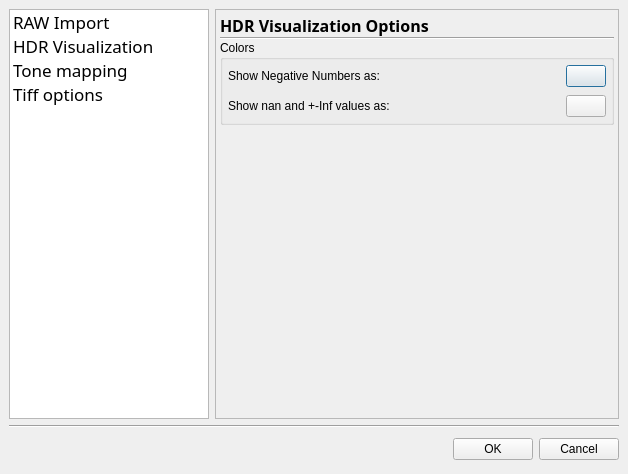
Qt form forms/options.ui (LuminanceHDR/LuminanceHDR) before a commit.
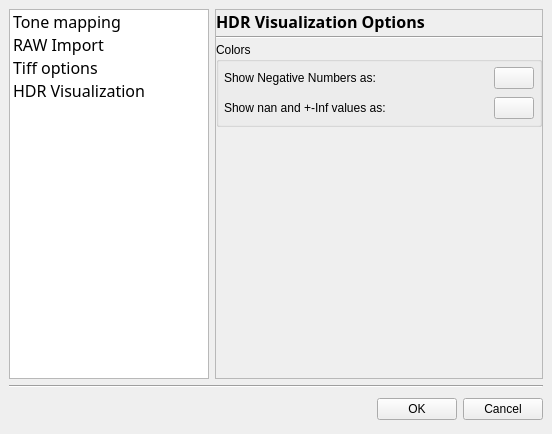
The same form after that commit. The open tabs and pages were chosen to show the change. Icons and pictures are not drawn.

Commit message: 28/04/2007 grota added progressbars in tonemapping status bar resized settings dialog added some status_tips in tone mapping dialog moved struct tonemapping_options in options.h added all available formats in load hdr dialog

What changed in the file:
```diff
--- a/forms/options.ui
+++ b/forms/options.ui
@@ -5,8 +5,8 @@
    <rect>
     <x>0</x>
     <y>0</y>
-    <width>628</width>
-    <height>474</height>
+    <width>552</width>
+    <height>430</height>
    </rect>
   </property>
   <property name="windowTitle" >
@@ -49,7 +49,7 @@
        <property name="font" >
         <font>
          <family>Sans Serif</family>
-         <pointsize>13</pointsize>
+         <pointsize>12</pointsize>
          <weight>50</weight>
          <italic>false</italic>
          <bold>false</bold>
@@ -84,22 +84,6 @@
        <property name="currentRow" >
         <number>-1</number>
        </property>
-       <item>
-        <property name="text" >
-         <string>RAW Import</string>
-        </property>
-        <property name="icon" >
-         <iconset resource="../icons.qrc" >:/new/prefix1/images/raw_import.png</iconset>
-        </property>
-       </item>
-       <item>
-        <property name="text" >
-         <string>HDR Visualization</string>
-        </property>
-        <property name="icon" >
-         <iconset resource="../icons.qrc" >:/new/prefix1/images/appearance.png</iconset>
-        </property>
-       </item>
        <item>
         <property name="text" >
          <string>Tone mapping</string>
@@ -108,59 +92,159 @@
          <iconset resource="../icons.qrc" >:/new/prefix1/images/tonemap.png</iconset>
         </property>
        </item>
+       <item>
+        <property name="text" >
+         <string>RAW Import</string>
+        </property>
+        <property name="icon" >
+         <iconset resource="../icons.qrc" >:/new/prefix1/images/raw_import.png</iconset>
+        </property>
+       </item>
        <item>
         <property name="text" >
          <string>Tiff options</string>
         </property>
+        <property name="icon" >
+         <iconset resource="../icons.qrc" >:/new/prefix1/images/raw_import.png</iconset>
+        </property>
+       </item>
+       <item>
+        <property name="text" >
+         <string>HDR Visualization</string>
+        </property>
+        <property name="icon" >
+         <iconset resource="../icons.qrc" >:/new/prefix1/images/appearance.png</iconset>
+        </property>
        </item>
       </widget>
      </item>
      <item>
-      <widget class="QFrame" name="frame_2" >
-       <property name="sizePolicy" >
-        <sizepolicy>
-         <hsizetype>7</hsizetype>
-         <vsizetype>7</vsizetype>
-         <horstretch>0</horstretch>
-         <verstretch>0</verstretch>
-        </sizepolicy>
+      <widget class="QStackedWidget" name="stackedWidget" >
+       <property name="minimumSize" >
+        <size>
+         <width>326</width>
+         <height>370</height>
+        </size>
        </property>
        <property name="frameShape" >
         <enum>QFrame::StyledPanel</enum>
        </property>
        <property name="frameShadow" >
-        <enum>QFrame::Plain</enum>
-       </property>
-       <layout class="QVBoxLayout" >
-        <property name="margin" >
-         <number>1</number>
-        </property>
-        <property name="spacing" >
-         <number>0</number>
-        </property>
-        <item>
-         <widget class="QStackedWidget" name="stackedWidget" >
-          <property name="sizePolicy" >
-           <sizepolicy>
-            <hsizetype>5</hsizetype>
-            <vsizetype>5</vsizetype>
-            <horstretch>0</horstretch>
-            <verstretch>0</verstretch>
-           </sizepolicy>
-          </property>
-          <property name="frameShadow" >
            <enum>QFrame::Raised</enum>
           </property>
           <property name="currentIndex" >
            <number>0</number>
           </property>
+       <widget class="QWidget" name="Tonemappingpage" >
+        <layout class="QVBoxLayout" >
+         <property name="margin" >
+          <number>0</number>
+         </property>
+         <property name="spacing" >
+          <number>3</number>
+         </property>
+         <item>
+          <widget class="QLabel" name="label_13" >
+           <property name="text" >
+            <string>&lt;html>&lt;head>&lt;meta name="qrichtext" content="1" />&lt;style type="text/css">
+p, li { white-space: pre-wrap; }
+&lt;/style>&lt;/head>&lt;body style=" font-family:'Sans Serif'; font-size:9pt; font-weight:400; font-style:normal; text-decoration:none;">
+&lt;p style=" margin-top:0px; margin-bottom:0px; margin-left:0px; margin-right:0px; -qt-block-indent:0; text-indent:0px;">&lt;span style=" font-size:12pt; font-weight:600;">Tone Mapping Options&lt;/span>&lt;/p>&lt;/body>&lt;/html></string>
+           </property>
+          </widget>
+         </item>
+         <item>
+          <widget class="Line" name="line_6" >
+           <property name="orientation" >
+            <enum>Qt::Horizontal</enum>
+           </property>
+          </widget>
+         </item>
+         <item>
+          <widget class="QGroupBox" name="groupBox_2" >
+           <property name="title" >
+            <string>Cache</string>
+           </property>
+           <layout class="QVBoxLayout" >
+            <property name="margin" >
+             <number>5</number>
+            </property>
+            <property name="spacing" >
+             <number>8</number>
+            </property>
+            <item>
+             <widget class="QLabel" name="label_3" >
+              <property name="text" >
+               <string>Choose the directory where Qtpfsgui will store the temporary data to.</string>
+              </property>
+              <property name="wordWrap" >
+               <bool>true</bool>
+              </property>
+             </widget>
+            </item>
+            <item>
+             <layout class="QHBoxLayout" >
+              <property name="margin" >
+               <number>0</number>
+              </property>
+              <property name="spacing" >
+               <number>6</number>
+              </property>
+              <item>
+               <widget class="QLineEdit" name="lineEditTempPath" >
+                <property name="sizePolicy" >
+                 <sizepolicy>
+                  <hsizetype>3</hsizetype>
+                  <vsizetype>0</vsizetype>
+                  <horstretch>0</horstretch>
+                  <verstretch>0</verstretch>
+                 </sizepolicy>
+                </property>
+                <property name="maximumSize" >
+                 <size>
+                  <width>400</width>
+                  <height>16777215</height>
+                 </size>
+                </property>
+                <property name="readOnly" >
+                 <bool>true</bool>
+                </property>
+               </widget>
+              </item>
+              <item>
+               <widget class="QPushButton" name="chooseCachePathButton" >
+                <property name="text" >
+                 <string>Choose...</string>
+                </property>
+               </widget>
+              </item>
+             </layout>
+            </item>
+           </layout>
+          </widget>
+         </item>
+         <item>
+          <spacer>
+           <property name="orientation" >
+            <enum>Qt::Vertical</enum>
+           </property>
+           <property name="sizeHint" >
+            <size>
+             <width>20</width>
+             <height>40</height>
+            </size>
+           </property>
+          </spacer>
+         </item>
+        </layout>
+       </widget>
           <widget class="QWidget" name="page_raw" >
            <layout class="QVBoxLayout" >
             <property name="margin" >
-             <number>3</number>
+          <number>0</number>
             </property>
             <property name="spacing" >
-             <number>0</number>
+          <number>3</number>
             </property>
             <item>
              <widget class="QLabel" name="label" >
@@ -181,6 +265,9 @@
               <property name="text" >
                <string>&lt;html>&lt;head>&lt;meta name="qrichtext" content="1" />&lt;/head>&lt;body style=" white-space: pre-wrap; font-family:Sans Serif; font-size:9pt; font-weight:400; font-style:normal; text-decoration:none;">&lt;p style=" margin-top:0px; margin-bottom:0px; margin-left:0px; margin-right:0px; -qt-block-indent:0; text-indent:0px;">Qtpfsgui uses &lt;span style=" font-weight:600;">dcraw&lt;/span>'s code to load raw files.&lt;/p>&lt;p style="-qt-paragraph-type:empty; margin-top:0px; margin-bottom:0px; margin-left:0px; margin-right:0px; -qt-block-indent:0; text-indent:0px;">&lt;/p>&lt;p style=" margin-top:0px; margin-bottom:0px; margin-left:0px; margin-right:0px; -qt-block-indent:0; text-indent:0px;">Please send me your thoughts in case you think&lt;/p>&lt;p style=" margin-top:0px; margin-bottom:0px; margin-left:0px; margin-right:0px; -qt-block-indent:0; text-indent:0px;">that these dcraw's default parameters are not ok.&lt;/p>&lt;/body>&lt;/html></string>
               </property>
+           <property name="wordWrap" >
+            <bool>true</bool>
+           </property>
              </widget>
             </item>
             <item>
@@ -190,10 +277,10 @@
               </property>
               <layout class="QVBoxLayout" >
                <property name="margin" >
-                <number>2</number>
+             <number>5</number>
                </property>
                <property name="spacing" >
-                <number>3</number>
+             <number>8</number>
                </property>
                <item>
                 <widget class="QCheckBox" name="checkBox_camwb" >
@@ -233,23 +320,15 @@
             </item>
             <item>
              <widget class="QGroupBox" name="groupBox_4" >
-              <property name="sizePolicy" >
-               <sizepolicy>
-                <hsizetype>5</hsizetype>
-                <vsizetype>1</vsizetype>
-                <horstretch>0</horstretch>
-                <verstretch>0</verstretch>
-               </sizepolicy>
-              </property>
               <property name="title" >
                <string>Highlights</string>
               </property>
               <layout class="QHBoxLayout" >
                <property name="margin" >
-                <number>2</number>
+             <number>5</number>
                </property>
                <property name="spacing" >
-                <number>3</number>
+             <number>8</number>
                </property>
                <item>
                 <widget class="QLabel" name="label_7" >
@@ -292,23 +371,15 @@
             </item>
             <item>
              <widget class="QGroupBox" name="groupBox_5" >
-              <property name="sizePolicy" >
-               <sizepolicy>
-                <hsizetype>5</hsizetype>
-                <vsizetype>1</vsizetype>
-                <horstretch>0</horstretch>
-                <verstretch>0</verstretch>
-               </sizepolicy>
-              </property>
               <property name="title" >
                <string>Color space</string>
               </property>
               <layout class="QHBoxLayout" >
                <property name="margin" >
-                <number>2</number>
+             <number>5</number>
                </property>
                <property name="spacing" >
-                <number>3</number>
+             <number>8</number>
                </property>
                <item>
                 <widget class="QLabel" name="label_8" >
@@ -370,23 +441,15 @@
             </item>
             <item>
              <widget class="QGroupBox" name="groupBox_6" >
-              <property name="sizePolicy" >
-               <sizepolicy>
-                <hsizetype>5</hsizetype>
-                <vsizetype>1</vsizetype>
-                <horstretch>0</horstretch>
-                <verstretch>0</verstretch>
-               </sizepolicy>
-              </property>
               <property name="title" >
                <string>Quality</string>
               </property>
               <layout class="QHBoxLayout" >
                <property name="margin" >
-                <number>2</number>
+             <number>5</number>
                </property>
                <property name="spacing" >
-                <number>3</number>
+             <number>8</number>
                </property>
                <item>
                 <widget class="QLabel" name="label_9" >
@@ -451,228 +514,13 @@
             </item>
            </layout>
           </widget>
-          <widget class="QWidget" name="page_hdrvisual" >
-           <layout class="QVBoxLayout" >
-            <property name="margin" >
-             <number>3</number>
-            </property>
-            <property name="spacing" >
-             <number>0</number>
-            </property>
-            <item>
-             <widget class="QLabel" name="label_2" >
-              <property name="text" >
-               <string>&lt;html>&lt;head>&lt;meta name="qrichtext" content="1" />&lt;/head>&lt;body style=" white-space: pre-wrap; font-family:Sans Serif; font-size:9pt; font-weight:400; font-style:normal; text-decoration:none;">&lt;p style=" margin-top:0px; margin-bottom:0px; margin-left:0px; margin-right:0px; -qt-block-indent:0; text-indent:0px;">&lt;span style=" font-size:12pt; font-weight:600;">HDR Visualization Options&lt;/span>&lt;/p>&lt;/body>&lt;/html></string>
-              </property>
-             </widget>
-            </item>
-            <item>
-             <widget class="Line" name="line_2" >
-              <property name="orientation" >
-               <enum>Qt::Horizontal</enum>
-              </property>
-             </widget>
-            </item>
-            <item>
-             <widget class="QGroupBox" name="groupBox" >
-              <property name="title" >
-               <string>Colors</string>
-              </property>
-              <layout class="QVBoxLayout" >
-               <property name="margin" >
-                <number>5</number>
-               </property>
-               <property name="spacing" >
-                <number>8</number>
-               </property>
-               <item>
-                <layout class="QHBoxLayout" >
-                 <property name="margin" >
-                  <number>0</number>
-                 </property>
-                 <property name="spacing" >
-                  <number>6</number>
-                 </property>
-                 <item>
-                  <widget class="QLabel" name="label_4" >
-                   <property name="text" >
-                    <string>Show Negative Numbers as:</string>
-                   </property>
-                  </widget>
-                 </item>
-                 <item>
-                  <spacer>
-                   <property name="orientation" >
-                    <enum>Qt::Horizontal</enum>
-                   </property>
-                   <property name="sizeHint" >
-                    <size>
-                     <width>40</width>
-                     <height>20</height>
-                    </size>
-                   </property>
-                  </spacer>
-                 </item>
-                 <item>
-                  <widget class="QPushButton" name="negative_color_button" >
-                   <property name="text" >
-                    <string/>
-                   </property>
-                  </widget>
-                 </item>
-                </layout>
-               </item>
-               <item>
-                <layout class="QHBoxLayout" >
-                 <property name="margin" >
-                  <number>0</number>
-                 </property>
-                 <property name="spacing" >
-                  <number>6</number>
-                 </property>
-                 <item>
-                  <widget class="QLabel" name="label_5" >
-                   <property name="text" >
-                    <string>Show nan and +-Inf values as:</string>
-                   </property>
-                  </widget>
-                 </item>
-                 <item>
-                  <spacer>
-                   <property name="orientation" >
-                    <enum>Qt::Horizontal</enum>
-                   </property>
-                   <property name="sizeHint" >
-                    <size>
-                     <width>40</width>
-                     <height>20</height>
-                    </size>
-                   </property>
-                  </spacer>
-                 </item>
-                 <item>
-                  <widget class="QPushButton" name="infnan_color_button" >
-                   <property name="text" >
-                    <string/>
-                   </property>
-                  </widget>
-                 </item>
-                </layout>
-               </item>
-              </layout>
-             </widget>
-            </item>
-            <item>
-             <spacer>
-              <property name="orientation" >
-               <enum>Qt::Vertical</enum>
-              </property>
-              <property name="sizeHint" >
-               <size>
-                <width>20</width>
-                <height>181</height>
-               </size>
-              </property>
-             </spacer>
-            </item>
-           </layout>
-          </widget>
-          <widget class="QWidget" name="Tonemappingpage" >
-           <layout class="QVBoxLayout" >
-            <property name="margin" >
-             <number>3</number>
-            </property>
-            <property name="spacing" >
-             <number>0</number>
-            </property>
-            <item>
-             <widget class="QLabel" name="label_13" >
-              <property name="text" >
-               <string>&lt;html>&lt;head>&lt;meta name="qrichtext" content="1" />&lt;style type="text/css">
-p, li { white-space: pre-wrap; }
-&lt;/style>&lt;/head>&lt;body style=" font-family:'Sans Serif'; font-size:9pt; font-weight:400; font-style:normal; text-decoration:none;">
-&lt;p style=" margin-top:0px; margin-bottom:0px; margin-left:0px; margin-right:0px; -qt-block-indent:0; text-indent:0px;">&lt;span style=" font-size:12pt; font-weight:600;">Tone Mapping Options&lt;/span>&lt;/p>&lt;/body>&lt;/html></string>
-              </property>
-             </widget>
-            </item>
-            <item>
-             <widget class="Line" name="line_6" >
-              <property name="orientation" >
-               <enum>Qt::Horizontal</enum>
-              </property>
-             </widget>
-            </item>
-            <item>
-             <widget class="QGroupBox" name="groupBox_2" >
-              <property name="title" >
-               <string>Cache</string>
-              </property>
-              <layout class="QVBoxLayout" >
-               <property name="margin" >
-                <number>9</number>
-               </property>
-               <property name="spacing" >
-                <number>6</number>
-               </property>
-               <item>
-                <widget class="QLabel" name="label_3" >
-                 <property name="text" >
-                  <string>Choose the directory where Qtpfsgui will store the temporary data to.</string>
-                 </property>
-                 <property name="wordWrap" >
-                  <bool>true</bool>
-                 </property>
-                </widget>
-               </item>
-               <item>
-                <layout class="QHBoxLayout" >
-                 <property name="margin" >
-                  <number>0</number>
-                 </property>
-                 <property name="spacing" >
-                  <number>6</number>
-                 </property>
-                 <item>
-                  <widget class="QLineEdit" name="lineEditTempPath" >
-                   <property name="readOnly" >
-                    <bool>true</bool>
-                   </property>
-                  </widget>
-                 </item>
-                 <item>
-                  <widget class="QPushButton" name="chooseCachePathButton" >
-                   <property name="text" >
-                    <string>Choose...</string>
-                   </property>
-                  </widget>
-                 </item>
-                </layout>
-               </item>
-              </layout>
-             </widget>
-            </item>
-            <item>
-             <spacer>
-              <property name="orientation" >
-               <enum>Qt::Vertical</enum>
-              </property>
-              <property name="sizeHint" >
-               <size>
-                <width>20</width>
-                <height>161</height>
-               </size>
-              </property>
-             </spacer>
-            </item>
-           </layout>
-          </widget>
           <widget class="QWidget" name="page_tiff" >
            <layout class="QVBoxLayout" >
             <property name="margin" >
-             <number>3</number>
+          <number>0</number>
             </property>
             <property name="spacing" >
-             <number>0</number>
+          <number>3</number>
             </property>
             <item>
              <widget class="QLabel" name="label_11" >
@@ -698,10 +546,10 @@
               </property>
               <layout class="QVBoxLayout" >
                <property name="margin" >
-                <number>9</number>
+             <number>5</number>
                </property>
                <property name="spacing" >
-                <number>6</number>
+             <number>8</number>
                </property>
                <item>
                 <widget class="QLabel" name="label_12" >
@@ -757,9 +605,132 @@
             </item>
            </layout>
           </widget>
-         </widget>
-        </item>
-       </layout>
+       <widget class="QWidget" name="page_hdrvisual" >
+        <layout class="QVBoxLayout" >
+         <property name="margin" >
+          <number>0</number>
+         </property>
+         <property name="spacing" >
+          <number>3</number>
+         </property>
+         <item>
+          <widget class="QLabel" name="label_2" >
+           <property name="text" >
+            <string>&lt;html>&lt;head>&lt;meta name="qrichtext" content="1" />&lt;/head>&lt;body style=" white-space: pre-wrap; font-family:Sans Serif; font-size:9pt; font-weight:400; font-style:normal; text-decoration:none;">&lt;p style=" margin-top:0px; margin-bottom:0px; margin-left:0px; margin-right:0px; -qt-block-indent:0; text-indent:0px;">&lt;span style=" font-size:12pt; font-weight:600;">HDR Visualization Options&lt;/span>&lt;/p>&lt;/body>&lt;/html></string>
+           </property>
+          </widget>
+         </item>
+         <item>
+          <widget class="Line" name="line_2" >
+           <property name="orientation" >
+            <enum>Qt::Horizontal</enum>
+           </property>
+          </widget>
+         </item>
+         <item>
+          <widget class="QGroupBox" name="groupBox" >
+           <property name="title" >
+            <string>Colors</string>
+           </property>
+           <layout class="QVBoxLayout" >
+            <property name="margin" >
+             <number>5</number>
+            </property>
+            <property name="spacing" >
+             <number>8</number>
+            </property>
+            <item>
+             <layout class="QHBoxLayout" >
+              <property name="margin" >
+               <number>0</number>
+              </property>
+              <property name="spacing" >
+               <number>6</number>
+              </property>
+              <item>
+               <widget class="QLabel" name="label_4" >
+                <property name="text" >
+                 <string>Show Negative Numbers as:</string>
+                </property>
+               </widget>
+              </item>
+              <item>
+               <spacer>
+                <property name="orientation" >
+                 <enum>Qt::Horizontal</enum>
+                </property>
+                <property name="sizeHint" >
+                 <size>
+                  <width>40</width>
+                  <height>20</height>
+                 </size>
+                </property>
+               </spacer>
+              </item>
+              <item>
+               <widget class="QPushButton" name="negative_color_button" >
+                <property name="text" >
+                 <string/>
+                </property>
+               </widget>
+              </item>
+             </layout>
+            </item>
+            <item>
+             <layout class="QHBoxLayout" >
+              <property name="margin" >
+               <number>0</number>
+              </property>
+              <property name="spacing" >
+               <number>6</number>
+              </property>
+              <item>
+               <widget class="QLabel" name="label_5" >
+                <property name="text" >
+                 <string>Show nan and +-Inf values as:</string>
+                </property>
+               </widget>
+              </item>
+              <item>
+               <spacer>
+                <property name="orientation" >
+                 <enum>Qt::Horizontal</enum>
+                </property>
+                <property name="sizeHint" >
+                 <size>
+                  <width>40</width>
+                  <height>20</height>
+                 </size>
+                </property>
+               </spacer>
+              </item>
+              <item>
+               <widget class="QPushButton" name="infnan_color_button" >
+                <property name="text" >
+                 <string/>
+                </property>
+               </widget>
+              </item>
+             </layout>
+            </item>
+           </layout>
+          </widget>
+         </item>
+         <item>
+          <spacer>
+           <property name="orientation" >
+            <enum>Qt::Vertical</enum>
+           </property>
+           <property name="sizeHint" >
+            <size>
+             <width>20</width>
+             <height>40</height>
+            </size>
+           </property>
+          </spacer>
+         </item>
+        </layout>
+       </widget>
       </widget>
      </item>
     </layout>
```
Lines whose indentation alone changed are shown as unchanged. The commit also changes 10 other files.
